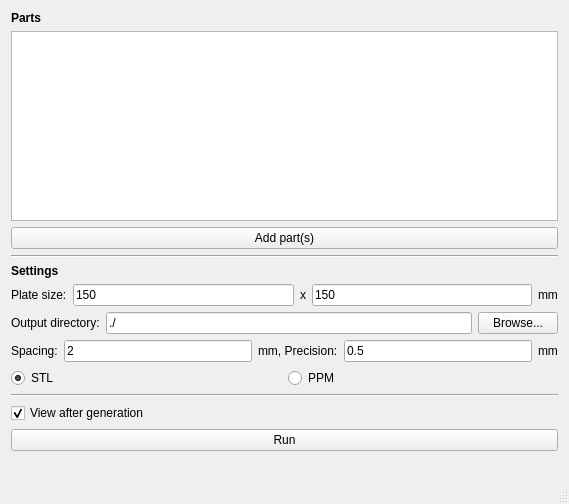
RobotsWar/Plater, file gui/mainwindow.ui: the form before one commit.
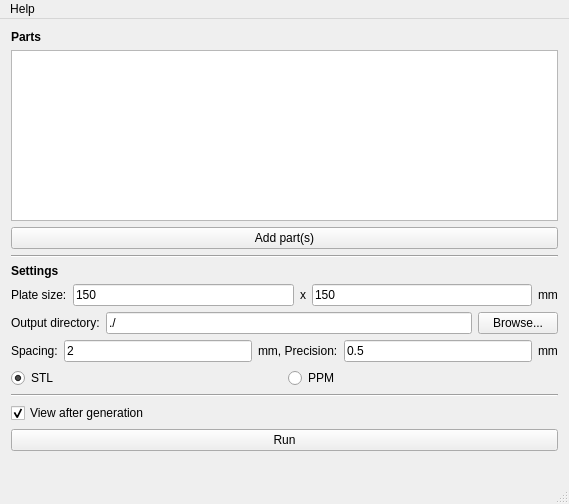
The form after the commit.

Commit message: Adding icon & about menu

Patch:
```diff
--- a/gui/mainwindow.ui
+++ b/gui/mainwindow.ui
@@ -218,6 +218,34 @@
    </layout>
   </widget>
   <widget class="QStatusBar" name="statusBar"/>
+  <widget class="QMenuBar" name="menuBar">
+   <property name="geometry">
+    <rect>
+     <x>0</x>
+     <y>0</y>
+     <width>569</width>
+     <height>25</height>
+    </rect>
+   </property>
+   <widget class="QMenu" name="menuAbout">
+    <property name="tearOffEnabled">
+     <bool>false</bool>
+    </property>
+    <property name="title">
+     <string>Help</string>
+    </property>
+    <property name="separatorsCollapsible">
+     <bool>false</bool>
+    </property>
+    <addaction name="actionAbout"/>
+   </widget>
+   <addaction name="menuAbout"/>
+  </widget>
+  <action name="actionAbout">
+   <property name="text">
+    <string>About</string>
+   </property>
+  </action>
  </widget>
  <layoutdefault spacing="6" margin="11"/>
  <resources/>
```
The commit also changes 9 other files.
